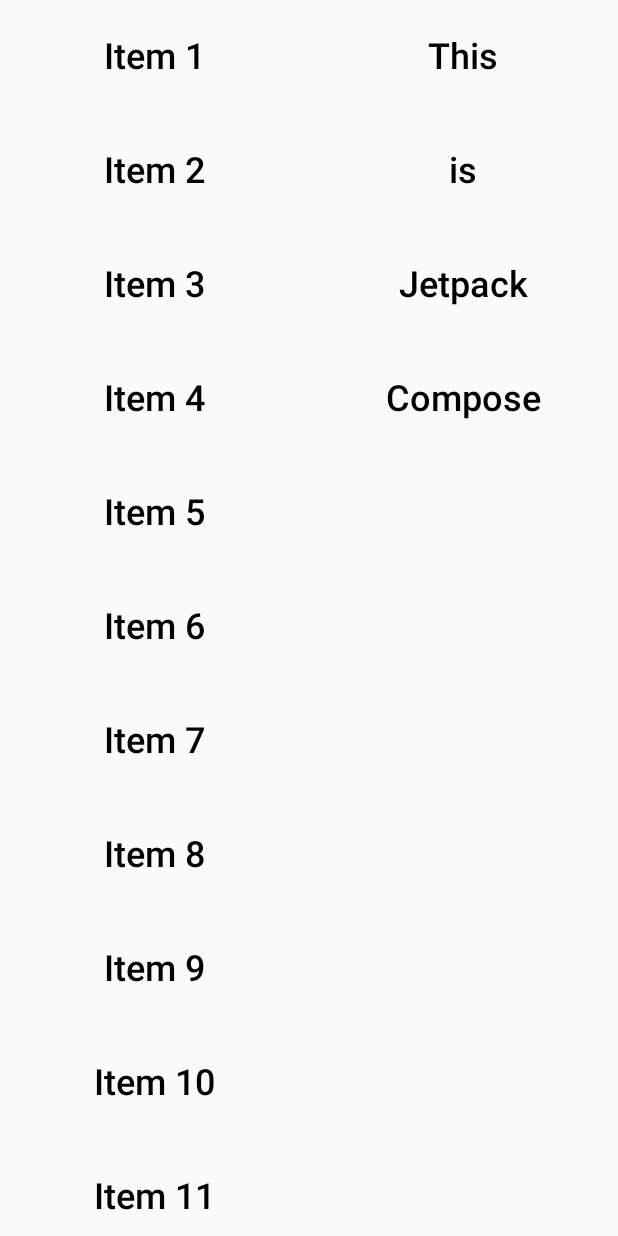
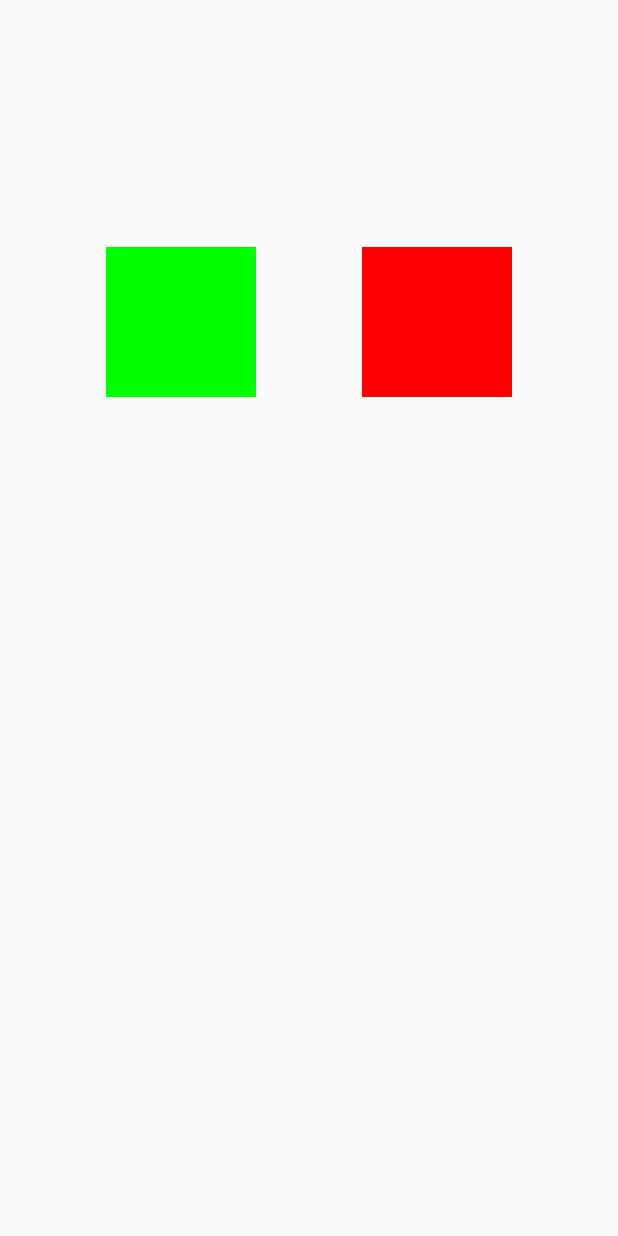
Before and after one commit to AyushPushpkar/JetpackIntro, an Android app built with Jetpack Compose: the screen it shows after launch (ListActivity before the commit, ConstraintLayoutActivity after it), on a phone screen of 412 x 824 dp. Run offline under Robolectric (Android 15) with nearby library versions, the phone set to English and light mode, and no system bars; our stand-ins replace constraintlayout-compose.

Commit message:
constraint layout

```diff
--- a/app/build.gradle.kts
+++ b/app/build.gradle.kts
@@ -66,4 +66,7 @@ dependencies {
     androidTestImplementation(libs.androidx.ui.test.junit4)
     debugImplementation(libs.androidx.ui.tooling)
     debugImplementation(libs.androidx.ui.test.manifest)
+
+    //constraint layout
+    implementation ("androidx.constraintlayout:constraintlayout-compose:1.0.1")
 }
--- a/app/src/main/AndroidManifest.xml
+++ b/app/src/main/AndroidManifest.xml
@@ -13,9 +13,9 @@
         android:theme="@style/Theme.JetPackIntro"
         tools:targetApi="31">
         <activity
-            android:name=".ListActivity"
+            android:name=".ConstraintLayoutActivity"
             android:exported="true"
-            android:label="@string/title_activity_list"
+            android:label="@string/title_activity_constraint_layout"
             android:theme="@style/Theme.JetPackIntro">
             <intent-filter>
                 <action android:name="android.intent.action.MAIN" />
@@ -25,11 +25,14 @@
         </activity>
 
         <activity
+            android:name=".ListActivity"
+            android:exported="true"
+            android:theme="@style/Theme.JetPackIntro" />
+
+        <activity
             android:name=".ButtonsActivity"
             android:exported="true"
-            android:label="@string/title_activity_buttons"
             android:theme="@style/Theme.JetPackIntro" />
-
         <activity
             android:name=".ImageCardActivity"
             android:exported="true"
--- /dev/null
+++ b/app/src/main/java/com/example/jetpackintro/ConstraintLayoutActivity.kt
@@ -0,0 +1,66 @@
+package com.example.jetpackintro
+
+import android.os.Bundle
+import androidx.activity.ComponentActivity
+import androidx.activity.compose.setContent
+import androidx.activity.enableEdgeToEdge
+import androidx.compose.foundation.background
+import androidx.compose.foundation.layout.Box
+import androidx.compose.foundation.layout.fillMaxSize
+import androidx.compose.foundation.layout.padding
+import androidx.compose.material3.Scaffold
+import androidx.compose.material3.Text
+import androidx.compose.runtime.Composable
+import androidx.compose.ui.Modifier
+import androidx.compose.ui.graphics.Color
+import androidx.compose.ui.layout.layoutId
+import androidx.compose.ui.tooling.preview.Preview
+import androidx.compose.ui.unit.dp
+import androidx.constraintlayout.compose.ChainStyle
+import androidx.constraintlayout.compose.ConstraintLayout
+import androidx.constraintlayout.compose.ConstraintSet
+import androidx.constraintlayout.compose.Dimension
+import com.example.jetpackintro.ui.theme.JetPackIntroTheme
+
+class ConstraintLayoutActivity : ComponentActivity() {
+    override fun onCreate(savedInstanceState: Bundle?) {
+        super.onCreate(savedInstanceState)
+        enableEdgeToEdge()
+        setContent {
+
+            val constraints = ConstraintSet {
+                val greenBox = createRefFor("greenbox")
+                val redBox = createRefFor("redbox")
+                val guideline = createGuidelineFromTop(0.2f)
+
+                constrain(greenBox){
+                    top.linkTo(guideline)
+                    start.linkTo(parent.start)
+                    width = Dimension.value(100.dp)
+                    height = Dimension.value(100.dp)
+                }
+                constrain(redBox){
+                    top.linkTo(guideline)
+                    start.linkTo(greenBox.end)
+                    end.linkTo(parent.end)
+                    width = Dimension.value(100.dp)
+                    height = Dimension.value(100.dp)
+                }
+
+                createHorizontalChain(greenBox,redBox , chainStyle = ChainStyle.Spread)
+            }
+
+            ConstraintLayout(constraints , modifier = Modifier.fillMaxSize()) {
+
+                Box (modifier = Modifier
+                    .background(Color.Green)
+                    .layoutId("greenbox"))
+                Box (modifier = Modifier
+                    .background(Color.Red)
+                    .layoutId("redbox"))
+            }
+        }
+    }
+
+    private fun enableEdgeToEdge(){}
+}
--- a/app/src/main/java/com/example/jetpackintro/ListActivity.kt
+++ b/app/src/main/java/com/example/jetpackintro/ListActivity.kt
@@ -52,7 +52,7 @@ class ListActivity : ComponentActivity() {
                             fontWeight = FontWeight.SemiBold,
                             modifier = Modifier
                                 .fillMaxWidth()
-                                .padding(vertical = 24.dp)
+                                .padding(vertical = 15.dp)
                         )
                     }
                 }
@@ -72,7 +72,7 @@ class ListActivity : ComponentActivity() {
                             fontWeight = FontWeight.SemiBold,
                             modifier = Modifier
                                 .fillMaxWidth()
-                                .padding(vertical = 24.dp)
+                                .padding(vertical = 15.dp)
                         )
                     }
 
--- a/app/src/main/res/values/strings.xml
+++ b/app/src/main/res/values/strings.xml
@@ -3,6 +3,7 @@
     <string name="title_activity_button_text_field.">ButtonTextField.Activity</string>
     <string name="title_activity_buttons">ButtonsActivity</string>
     <string name="title_activity_list">ListActivity</string>
+    <string name="title_activity_constraint_layout">ConstraintLayoutActivity</string>
     <!--    <string name="title_activity_main2">MainActivity2</string>-->
     <!--    <string name="title_activity_row_column">RowColumnActivity</string>-->
     <!--    <string name="title_activity_image_card">ImageCardActivity</string>-->
```
